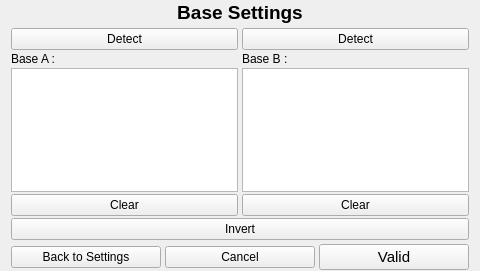
First picture: the form in F3FChrono/gui/WSettingsBase.ui, repository jomarin38/F3FChrono, before the edit.
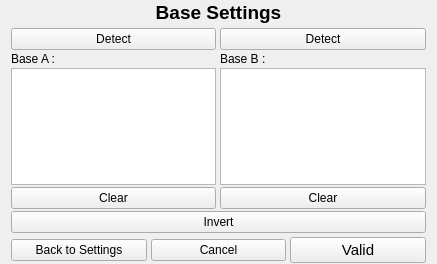
Second picture: the form after the edit.

The edit to the form file:
```diff
--- a/F3FChrono/gui/WSettingsBase.ui
+++ b/F3FChrono/gui/WSettingsBase.ui
@@ -6,12 +6,12 @@
    <rect>
     <x>0</x>
     <y>0</y>
-    <width>480</width>
-    <height>271</height>
+    <width>437</width>
+    <height>264</height>
    </rect>
   </property>
   <property name="sizePolicy">
-   <sizepolicy hsizetype="Preferred" vsizetype="Preferred">
+   <sizepolicy hsizetype="Preferred" vsizetype="Ignored">
     <horstretch>0</horstretch>
     <verstretch>0</verstretch>
    </sizepolicy>
@@ -30,10 +30,13 @@
     <number>3</number>
    </property>
    <item row="0" column="0">
-    <layout class="QVBoxLayout" name="verticalLayout">
+    <layout class="QVBoxLayout" name="verticalLayout" stretch="0,0,0">
      <property name="spacing">
       <number>4</number>
      </property>
+     <property name="sizeConstraint">
+      <enum>QLayout::SetDefaultConstraint</enum>
+     </property>
      <item>
       <layout class="QHBoxLayout" name="horizontalLayout_2">
        <property name="spacing">
@@ -133,10 +136,24 @@
         </widget>
        </item>
        <item row="2" column="1">
-        <widget class="QListWidget" name="listWidget_baseB"/>
+        <widget class="QListWidget" name="listWidget_baseB">
+         <property name="sizePolicy">
+          <sizepolicy hsizetype="Expanding" vsizetype="Expanding">
+           <horstretch>0</horstretch>
+           <verstretch>0</verstretch>
+          </sizepolicy>
+         </property>
+        </widget>
        </item>
        <item row="2" column="0">
-        <widget class="QListWidget" name="listWidget_baseA"/>
+        <widget class="QListWidget" name="listWidget_baseA">
+         <property name="sizePolicy">
+          <sizepolicy hsizetype="Expanding" vsizetype="Expanding">
+           <horstretch>0</horstretch>
+           <verstretch>0</verstretch>
+          </sizepolicy>
+         </property>
+        </widget>
        </item>
        <item row="4" column="0" colspan="2">
         <widget class="QPushButton" name="buttonInvert">
```
